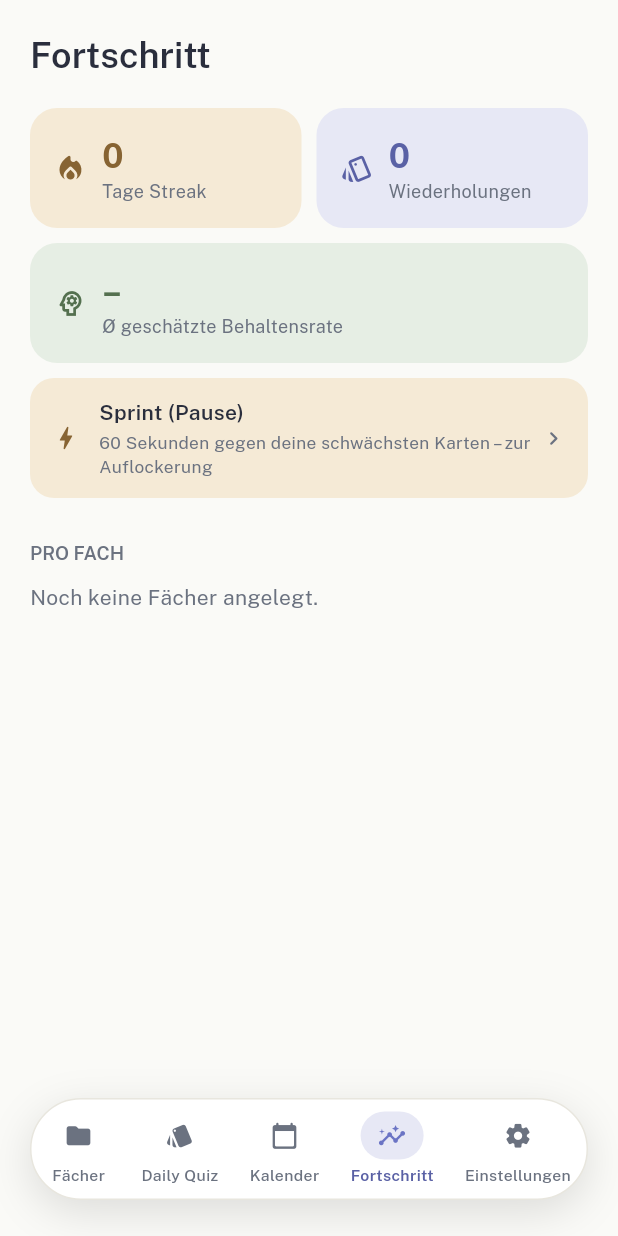
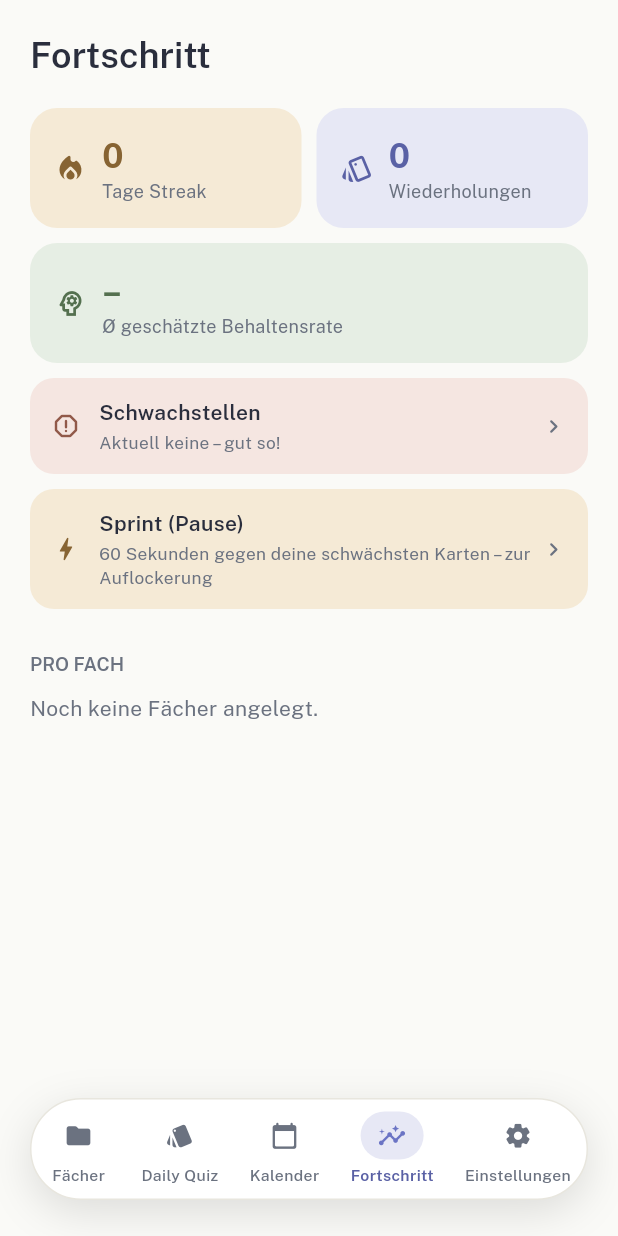
Before and after one commit to nphjfvp/Lernen, a Flutter app: the screen it shows after launch, item 2 of the bottom bar chosen, after a tap on "Fortschritt", on a phone screen of 412 x 824 dp. Run offline on Flutter 3.47's test engine with Material 3 defaults, Android fonts, the phone set to English and light mode, and no system bars; our stand-ins replace cloud_firestore, cross_file, file_picker, firebase_auth, firebase_core, flutter_local_notifications and 8 more; missing offline and left inert: desktop_drop, home_widget, syncfusion_flutter_pdf, syncfusion_flutter_pdfviewer; accounts and stored records are empty; network calls fail.

Commit message:
Schwachstellen (Fehlertagebuch): schwächste Karten sammeln, gezielt üben, KI-Musteranalyse
- WeaknessService: Rangliste aus lapses, relearning, Fehlerserie auf der
  Stufe und Ampel rot – ohne eigenes Protokoll.
- WeaknessScreen (Fortschritt-Tab): Liste mit Gründen und Lösung, Fach-Filter,
  "Die 20 schwächsten üben" (PracticeScreen.cards), "KI: Muster erkennen"
  (AiService.analyzeWeaknesses).

Co-Authored-By: Claude Opus 5.5 <noreply@anthropic.com>
Claude-Session: https://claude.ai/code/session_01NJyPeVZbNMSmD6hiV7yhpx

```diff
--- /dev/null
+++ b/lib/services/weakness_service.dart
@@ -0,0 +1,65 @@
+import '../models/flashcard.dart';
+import 'mastery_service.dart';
+
+/// Eine Karte im Fehlertagebuch plus die Gründe, warum sie dort steht.
+class WeakCard {
+  const WeakCard({required this.card, required this.level, required this.score, required this.reasons});
+
+  final Flashcard card;
+  final MasteryLevel level;
+
+  /// Je höher, desto dringender (Sortierung).
+  final int score;
+
+  /// Kurze, anzeigbare Gründe, z.B. "3× vergessen".
+  final List<String> reasons;
+}
+
+/// Fehlertagebuch: sammelt die Karten, mit denen man sich schwertut, aus
+/// dem ohnehin vorhandenen Lernzustand (kein eigenes Protokoll nötig):
+/// wie oft eine schon gelernte Karte wieder vergessen wurde ([Flashcard.lapses]),
+/// ob sie gerade rot ist, ob sie in der letzten Wiederholung falsch war
+/// (`relearning`) und ob sie auf ihrer Schwierigkeitsstufe gerade mehrfach
+/// in Folge scheitert ([Flashcard.variantMissStreak]).
+class WeaknessService {
+  WeaknessService({MasteryService? mastery}) : _mastery = mastery ?? MasteryService();
+
+  final MasteryService _mastery;
+
+  List<WeakCard> rank(List<Flashcard> cards, {DateTime? now, int? limit}) {
+    final result = <WeakCard>[];
+    for (final card in cards) {
+      if (card.reps == 0) continue; // noch nie geübt – keine Schwäche, nur neu
+      final level = _mastery.levelFor(card, now: now);
+      var score = 0;
+      final reasons = <String>[];
+      if (card.lapses > 0) {
+        score += card.lapses * 2;
+        reasons.add('${card.lapses}× vergessen');
+      }
+      if (card.state == 'relearning') {
+        score += 2;
+        reasons.add('zuletzt falsch');
+      }
+      if (card.variantMissStreak > 0) {
+        score += card.variantMissStreak;
+        reasons.add('${card.variantMissStreak}× in Folge falsch auf dieser Stufe');
+      }
+      if (level == MasteryLevel.red) {
+        score += 3;
+        if (reasons.isEmpty) reasons.add('Ampel rot');
+      }
+      if (score == 0) continue;
+      result.add(WeakCard(card: card, level: level, score: score, reasons: reasons));
+    }
+    result.sort((a, b) {
+      final byScore = b.score.compareTo(a.score);
+      if (byScore != 0) return byScore;
+      // Bei Gleichstand: zuletzt geübte zuerst (frischer Fehler).
+      final aLast = a.card.lastReview ?? DateTime(1970);
+      final bLast = b.card.lastReview ?? DateTime(1970);
+      return bLast.compareTo(aLast);
+    });
+    return limit == null ? result : result.take(limit).toList();
+  }
+}
--- a/lib/ui/stats/stats_screen.dart
+++ b/lib/ui/stats/stats_screen.dart
@@ -9,9 +9,11 @@ import '../../repositories/study_log_repository.dart';
 import '../../services/mastery_service.dart';
 import '../../services/mastery_trend_service.dart';
 import '../../services/stats_service.dart';
+import '../../services/weakness_service.dart';
 import '../../theme/app_colors.dart';
 import '../sprint/sprint_screen.dart';
 import '../widgets/mastery_dot.dart';
+import 'weakness_screen.dart';
 
 /// Fortschritts-Übersicht: Streak, Gesamtzahl Wiederholungen, durchschnitt-
 /// liche geschätzte Behaltensrate, und eine Aufschlüsselung pro Fach.
@@ -31,6 +33,7 @@ class StatsScreen extends StatefulWidget {
 class _StatsScreenState extends State<StatsScreen> {
   OverallStats? _stats;
   MasteryTrend? _trend;
+  int _weakCount = 0;
   final _snapshotRepo = MasterySnapshotRepository();
 
   @override
@@ -73,6 +76,7 @@ class _StatsScreenState extends State<StatsScreen> {
     setState(() {
       _stats = stats;
       _trend = MasteryTrendService.compare(today: today, history: history);
+      _weakCount = WeaknessService().rank(allCards).length;
     });
   }
 
@@ -134,6 +138,16 @@ class _StatsScreenState extends State<StatsScreen> {
                       const SizedBox(height: 10),
                       _TrendCard(trend: _trend!),
                     ],
+                    const SizedBox(height: 10),
+                    _WeaknessEntryCard(
+                      count: _weakCount,
+                      onTap: () async {
+                        await Navigator.of(context).push(
+                          MaterialPageRoute(builder: (_) => const WeaknessScreen()),
+                        );
+                        if (mounted) await _load();
+                      },
+                    ),
                     const SizedBox(height: 10),
                     _SprintEntryCard(
                       onTap: () => Navigator.of(context).push(
@@ -258,6 +272,50 @@ class _TrendLine extends StatelessWidget {
       child: Text(
         '$label: $sign$rounded Prozentpunkte',
         style: TextStyle(fontSize: 13, fontWeight: FontWeight.w600, color: color),
+      ),
+    );
+  }
+}
+
+/// Einstieg ins Fehlertagebuch (siehe WeaknessScreen).
+class _WeaknessEntryCard extends StatelessWidget {
+  const _WeaknessEntryCard({required this.count, required this.onTap});
+  final int count;
+  final VoidCallback onTap;
+
+  @override
+  Widget build(BuildContext context) {
+    final c = context.colors;
+    return DecoratedBox(
+      decoration: BoxDecoration(color: c.dangerSoft, borderRadius: BorderRadius.circular(16)),
+      child: InkWell(
+        onTap: onTap,
+        borderRadius: BorderRadius.circular(16),
+        child: Padding(
+          padding: const EdgeInsets.symmetric(horizontal: 14, vertical: 13),
+          child: Row(
+            children: [
+              Icon(Icons.report_gmailerrorred_rounded, color: c.danger, size: 20),
+              const SizedBox(width: 12),
+              Expanded(
+                child: Column(
+                  crossAxisAlignment: CrossAxisAlignment.start,
+                  children: [
+                    Text('Schwachstellen', style: TextStyle(fontSize: 14, fontWeight: FontWeight.w600, color: c.ink)),
+                    const SizedBox(height: 2),
+                    Text(
+                      count == 0
+                          ? 'Aktuell keine – gut so!'
+                          : '$count Karte${count == 1 ? '' : 'n'} gezielt wiederholen',
+                      style: TextStyle(fontSize: 11.5, color: c.inkMuted),
+                    ),
+                  ],
+                ),
+              ),
+              Icon(Icons.chevron_right_rounded, size: 18, color: c.inkMuted),
+            ],
+          ),
+        ),
       ),
     );
   }
```
Also changed, not shown: lib/services/ai_service.dart (+30 -0 lines), lib/ui/practice/practice_screen.dart (+24 -4 lines), lib/ui/stats/weakness_screen.dart (added, +232 -0 lines), 2 other files.
